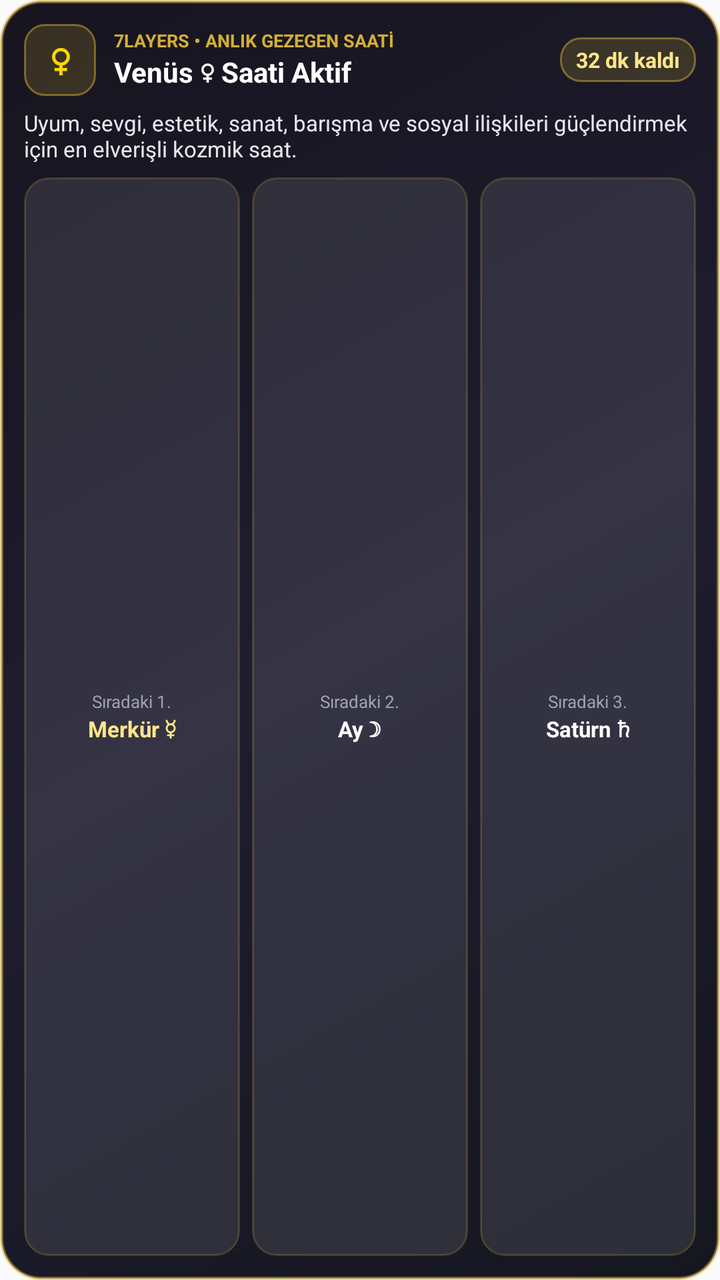
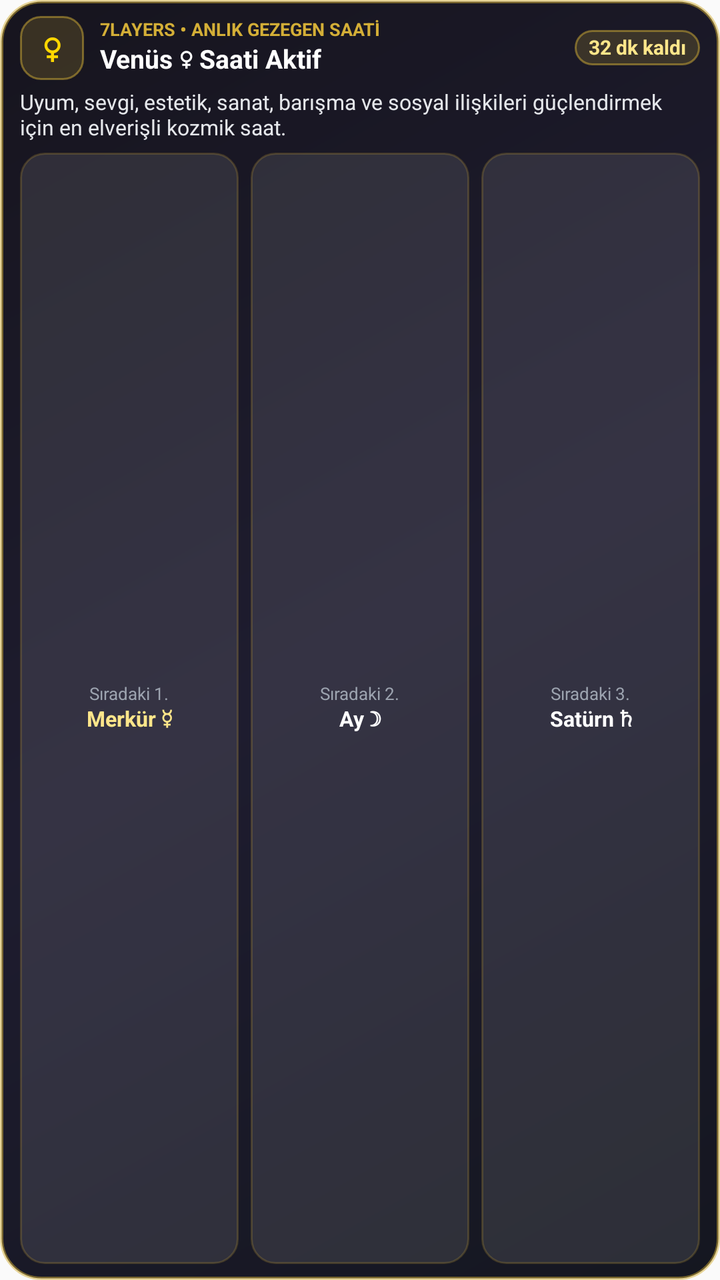

Before-and-after screenshots of an Android layout around one commit, followed by the original layout XML and the change that was made.
<!-- AndroidManifest.xml: application theme AppTheme -->
<!-- res/layout/planetary_hours_widget.xml -->
<?xml version="1.0" encoding="utf-8"?>
<LinearLayout xmlns:android="http://schemas.android.com/apk/res/android"
    android:id="@+id/ph_widget_root"
    android:layout_width="match_parent"
    android:layout_height="match_parent"
    android:background="@drawable/cosmic_widget_bg"
    android:orientation="vertical"
    android:padding="12dp">

    
    <LinearLayout
        android:layout_width="match_parent"
        android:layout_height="wrap_content"
        android:gravity="center_vertical"
        android:orientation="horizontal">

        <TextView
            android:id="@+id/ph_symbol"
            android:layout_width="36dp"
            android:layout_height="36dp"
            android:background="@drawable/cosmic_pill_bg"
            android:gravity="center"
            android:text="♀"
            android:textColor="#FFD700"
            android:textSize="20sp"
            android:textStyle="bold" />

        <LinearLayout
            android:layout_width="0dp"
            android:layout_height="wrap_content"
            android:layout_marginStart="9dp"
            android:layout_weight="1"
            android:orientation="vertical">

            <TextView
                android:layout_width="wrap_content"
                android:layout_height="wrap_content"
                android:text="7LAYERS • ANLIK GEZEGEN SAATİ"
                android:textColor="#D4AF37"
                android:textSize="9sp"
                android:textStyle="bold" />

            <TextView
                android:id="@+id/ph_current_name"
                android:layout_width="wrap_content"
                android:layout_height="wrap_content"
                android:ellipsize="end"
                android:maxLines="1"
                android:text="Venüs ♀ Saati Aktif"
                android:textColor="#FFFFFF"
                android:textSize="14sp"
                android:textStyle="bold" />
        </LinearLayout>

        <TextView
            android:id="@+id/ph_mins_left"
            android:layout_width="wrap_content"
            android:layout_height="wrap_content"
            android:background="@drawable/cosmic_pill_bg"
            android:paddingHorizontal="8dp"
            android:paddingVertical="4dp"
            android:text="32 dk kaldı"
            android:textColor="#FDE68A"
            android:textSize="10.5sp"
            android:textStyle="bold" />
    </LinearLayout>

    
    <TextView
        android:id="@+id/ph_meaning"
        android:layout_width="match_parent"
        android:layout_height="wrap_content"
        android:layout_marginTop="6dp"
        android:ellipsize="end"
        android:maxLines="2"
        android:text="Uyum, sevgi, estetik, sanat, barışma ve sosyal ilişkileri güçlendirmek için en elverişli kozmik saat."
        android:textColor="#E5E7EB"
        android:textSize="11sp" />

    
    <LinearLayout
        android:layout_width="match_parent"
        android:layout_height="0dp"
        android:layout_marginTop="7dp"
        android:layout_weight="1"
        android:baselineAligned="false"
        android:orientation="horizontal">

        <LinearLayout
            android:layout_width="0dp"
            android:layout_height="match_parent"
            android:layout_marginEnd="4dp"
            android:layout_weight="1"
            android:background="@drawable/cosmic_inner_card_bg"
            android:gravity="center"
            android:orientation="vertical"
            android:padding="4dp">

            <TextView
                android:id="@+id/ph_next1_time"
                android:layout_width="wrap_content"
                android:layout_height="wrap_content"
                android:text="Sıradaki 1."
                android:textColor="#9CA3AF"
                android:textSize="8.5sp" />

            <TextView
                android:id="@+id/ph_next1_name"
                android:layout_width="wrap_content"
                android:layout_height="wrap_content"
                android:text="Merkür ☿"
                android:textColor="#FDE68A"
                android:textSize="11sp"
                android:textStyle="bold" />
        </LinearLayout>

        <LinearLayout
            android:layout_width="0dp"
            android:layout_height="match_parent"
            android:layout_marginHorizontal="2dp"
            android:layout_weight="1"
            android:background="@drawable/cosmic_inner_card_bg"
            android:gravity="center"
            android:orientation="vertical"
            android:padding="4dp">

            <TextView
                android:id="@+id/ph_next2_time"
                android:layout_width="wrap_content"
                android:layout_height="wrap_content"
                android:text="Sıradaki 2."
                android:textColor="#9CA3AF"
                android:textSize="8.5sp" />

            <TextView
                android:id="@+id/ph_next2_name"
                android:layout_width="wrap_content"
                android:layout_height="wrap_content"
                android:text="Ay ☽"
                android:textColor="#FFFFFF"
                android:textSize="11sp"
                android:textStyle="bold" />
        </LinearLayout>

        <LinearLayout
            android:layout_width="0dp"
            android:layout_height="match_parent"
            android:layout_marginStart="4dp"
            android:layout_weight="1"
            android:background="@drawable/cosmic_inner_card_bg"
            android:gravity="center"
            android:orientation="vertical"
            android:padding="4dp">

            <TextView
                android:id="@+id/ph_next3_time"
                android:layout_width="wrap_content"
                android:layout_height="wrap_content"
                android:text="Sıradaki 3."
                android:textColor="#9CA3AF"
                android:textSize="8.5sp" />

            <TextView
                android:id="@+id/ph_next3_name"
                android:layout_width="wrap_content"
                android:layout_height="wrap_content"
                android:text="Satürn ♄"
                android:textColor="#FFFFFF"
                android:textSize="11sp"
                android:textStyle="bold" />
        </LinearLayout>
    </LinearLayout>
</LinearLayout>
<!-- resources referenced by this layout -->
<resources>
  <!-- drawable cosmic_inner_card_bg (drawable) -->
  <?xml version="1.0" encoding="utf-8"?>
  <shape xmlns:android="http://schemas.android.com/apk/res/android"
      android:shape="rectangle">
      <solid android:color="#1AFFFFFF" />
      <corners android:radius="12dp" />
      <stroke
          android:width="1dp"
          android:color="#38D4AF37" />
  </shape>
  <!-- drawable cosmic_pill_bg (drawable) -->
  <?xml version="1.0" encoding="utf-8"?>
  <shape xmlns:android="http://schemas.android.com/apk/res/android"
      android:shape="rectangle">
      <solid android:color="#2ED4AF37" />
      <corners android:radius="10dp" />
      <stroke
          android:width="1dp"
          android:color="#80D4AF37" />
  </shape>
  <!-- drawable cosmic_widget_bg (drawable) -->
  <?xml version="1.0" encoding="utf-8"?>
  <shape xmlns:android="http://schemas.android.com/apk/res/android"
      android:shape="rectangle">
      <gradient
          android:angle="135"
          android:startColor="#F2080A14"
          android:centerColor="#F2121024"
          android:endColor="#F20A0812"
          android:type="linear" />
      <corners android:radius="20dp" />
      <stroke
          android:width="1.5dp"
          android:color="#80D4AF37" />
  </shape>
  <style name="AppTheme" parent="Theme.AppCompat.DayNight.NoActionBar">
      <item name="android:enforceNavigationBarContrast" tools:targetApi="29">true</item>
      <item name="android:editTextBackground">@drawable/rn_edit_text_material</item>
      <item name="colorPrimary">@color/colorPrimary</item>
      <item name="android:statusBarColor">#000000</item>
    </style>
  <!-- drawable rn_edit_text_material (drawable) -->
  <?xml version="1.0" encoding="utf-8"?>
  <inset xmlns:android="http://schemas.android.com/apk/res/android"
         android:insetLeft="@dimen/abc_edit_text_inset_horizontal_material"
         android:insetRight="@dimen/abc_edit_text_inset_horizontal_material"
         android:insetTop="@dimen/abc_edit_text_inset_top_material"
         android:insetBottom="@dimen/abc_edit_text_inset_bottom_material"
         >
  
      <selector>
          
          <item android:state_enabled="false" android:drawable="@drawable/abc_textfield_default_mtrl_alpha"/>
          <item android:drawable="@drawable/abc_textfield_activated_mtrl_alpha"/>
      </selector>
  
  </inset>
  <color name="colorPrimary">#D4AF37</color>
</resources>

<!-- the commit's change to res/layout/planetary_hours_widget.xml (unified diff, before → after) -->
@@ -5,7 +5,8 @@
     android:layout_height="match_parent"
     android:background="@drawable/cosmic_widget_bg"
     android:orientation="vertical"
-    android:padding="12dp">
+    android:paddingHorizontal="10dp"
+    android:paddingVertical="8dp">
 
     
     <LinearLayout
@@ -16,25 +17,33 @@
 
         <TextView
             android:id="@+id/ph_symbol"
-            android:layout_width="36dp"
-            android:layout_height="36dp"
+            android:layout_width="32dp"
+            android:layout_height="32dp"
             android:background="@drawable/cosmic_pill_bg"
             android:gravity="center"
+            android:includeFontPadding="false"
             android:text="♀"
             android:textColor="#FFD700"
-            android:textSize="20sp"
+            android:textSize="18sp"
             android:textStyle="bold" />
 
         <LinearLayout
             android:layout_width="0dp"
             android:layout_height="wrap_content"
-            android:layout_marginStart="9dp"
+            android:layout_marginStart="8dp"
+            android:layout_marginEnd="6dp"
             android:layout_weight="1"
             android:orientation="vertical">
 
             <TextView
-                android:layout_width="wrap_content"
-                android:layout_height="wrap_content"
+                android:layout_width="match_parent"
+                android:layout_height="wrap_content"
+                android:autoSizeMaxTextSize="9sp"
+                android:autoSizeMinTextSize="7sp"
+                android:autoSizeStepGranularity="0.5sp"
+                android:autoSizeTextType="uniform"
+                android:includeFontPadding="false"
+                android:maxLines="1"
                 android:text="7LAYERS • ANLIK GEZEGEN SAATİ"
                 android:textColor="#D4AF37"
                 android:textSize="9sp"
@@ -42,13 +51,18 @@
 
             <TextView
                 android:id="@+id/ph_current_name"
-                android:layout_width="wrap_content"
-                android:layout_height="wrap_content"
+                android:layout_width="match_parent"
+                android:layout_height="wrap_content"
+                android:autoSizeMaxTextSize="13.5sp"
+                android:autoSizeMinTextSize="9.5sp"
+                android:autoSizeStepGranularity="0.5sp"
+                android:autoSizeTextType="uniform"
                 android:ellipsize="end"
+                android:includeFontPadding="false"
                 android:maxLines="1"
                 android:text="Venüs ♀ Saati Aktif"
                 android:textColor="#FFFFFF"
-                android:textSize="14sp"
+                android:textSize="13sp"
                 android:textStyle="bold" />
         </LinearLayout>
 
@@ -57,11 +71,12 @@
             android:layout_width="wrap_content"
             android:layout_height="wrap_content"
             android:background="@drawable/cosmic_pill_bg"
-            android:paddingHorizontal="8dp"
-            android:paddingVertical="4dp"
+            android:includeFontPadding="false"
+            android:paddingHorizontal="7dp"
+            android:paddingVertical="3dp"
             android:text="32 dk kaldı"
             android:textColor="#FDE68A"
-            android:textSize="10.5sp"
+            android:textSize="10sp"
             android:textStyle="bold" />
     </LinearLayout>
 
@@ -70,18 +85,23 @@
         android:id="@+id/ph_meaning"
         android:layout_width="match_parent"
         android:layout_height="wrap_content"
-        android:layout_marginTop="6dp"
+        android:layout_marginTop="5dp"
+        android:autoSizeMaxTextSize="11sp"
+        android:autoSizeMinTextSize="8.5sp"
+        android:autoSizeStepGranularity="0.5sp"
+        android:autoSizeTextType="uniform"
         android:ellipsize="end"
+        android:includeFontPadding="false"
         android:maxLines="2"
         android:text="Uyum, sevgi, estetik, sanat, barışma ve sosyal ilişkileri güçlendirmek için en elverişli kozmik saat."
         android:textColor="#E5E7EB"
-        android:textSize="11sp" />
+        android:textSize="10.5sp" />
 
     
     <LinearLayout
         android:layout_width="match_parent"
         android:layout_height="0dp"
-        android:layout_marginTop="7dp"
+        android:layout_marginTop="6dp"
         android:layout_weight="1"
         android:baselineAligned="false"
         android:orientation="horizontal">
@@ -100,17 +120,25 @@
                 android:id="@+id/ph_next1_time"
                 android:layout_width="wrap_content"
                 android:layout_height="wrap_content"
+                android:includeFontPadding="false"
                 android:text="Sıradaki 1."
                 android:textColor="#9CA3AF"
                 android:textSize="8.5sp" />
 
             <TextView
                 android:id="@+id/ph_next1_name"
-                android:layout_width="wrap_content"
-                android:layout_height="wrap_content"
+                android:layout_width="match_parent"
+                android:layout_height="wrap_content"
+                android:autoSizeMaxTextSize="11sp"
+                android:autoSizeMinTextSize="8sp"
+                android:autoSizeStepGranularity="0.5sp"
+                android:autoSizeTextType="uniform"
+                android:gravity="center"
+                android:includeFontPadding="false"
+                android:maxLines="1"
                 android:text="Merkür ☿"
                 android:textColor="#FDE68A"
-                android:textSize="11sp"
+                android:textSize="10.5sp"
                 android:textStyle="bold" />
         </LinearLayout>
 
@@ -128,17 +156,25 @@
                 android:id="@+id/ph_next2_time"
                 android:layout_width="wrap_content"
                 android:layout_height="wrap_content"
+                android:includeFontPadding="false"
                 android:text="Sıradaki 2."
                 android:textColor="#9CA3AF"
                 android:textSize="8.5sp" />
 
             <TextView
                 android:id="@+id/ph_next2_name"
-                android:layout_width="wrap_content"
-                android:layout_height="wrap_content"
+                android:layout_width="match_parent"
+                android:layout_height="wrap_content"
+                android:autoSizeMaxTextSize="11sp"
+                android:autoSizeMinTextSize="8sp"
+                android:autoSizeStepGranularity="0.5sp"
+                android:autoSizeTextType="uniform"
+                android:gravity="center"
+                android:includeFontPadding="false"
+                android:maxLines="1"
                 android:text="Ay ☽"
                 android:textColor="#FFFFFF"
-                android:textSize="11sp"
+                android:textSize="10.5sp"
                 android:textStyle="bold" />
         </LinearLayout>
 
@@ -156,17 +192,25 @@
                 android:id="@+id/ph_next3_time"
                 android:layout_width="wrap_content"
                 android:layout_height="wrap_content"
+                android:includeFontPadding="false"
                 android:text="Sıradaki 3."
                 android:textColor="#9CA3AF"
                 android:textSize="8.5sp" />
 
             <TextView
                 android:id="@+id/ph_next3_name"
-                android:layout_width="wrap_content"
-                android:layout_height="wrap_content"
+                android:layout_width="match_parent"
+                android:layout_height="wrap_content"
+                android:autoSizeMaxTextSize="11sp"
+                android:autoSizeMinTextSize="8sp"
+                android:autoSizeStepGranularity="0.5sp"
+                android:autoSizeTextType="uniform"
+                android:gravity="center"
+                android:includeFontPadding="false"
+                android:maxLines="1"
                 android:text="Satürn ♄"
                 android:textColor="#FFFFFF"
-                android:textSize="11sp"
+                android:textSize="10.5sp"
                 android:textStyle="bold" />
         </LinearLayout>
     </LinearLayout>
